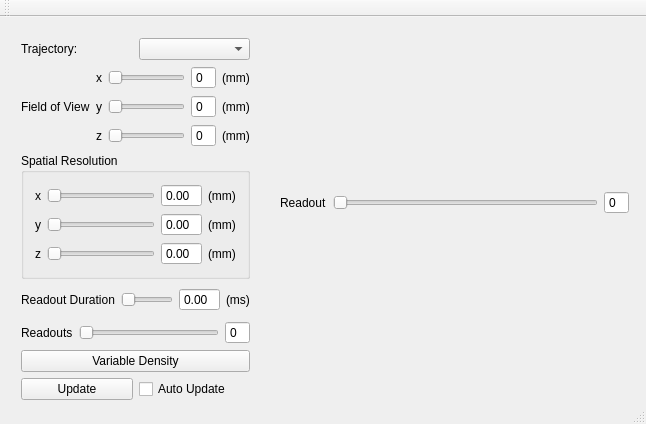
Above: trajectorydesigner/mainwindow.ui from nio1814/MRItrajectory before the change. Below: the same form after it.
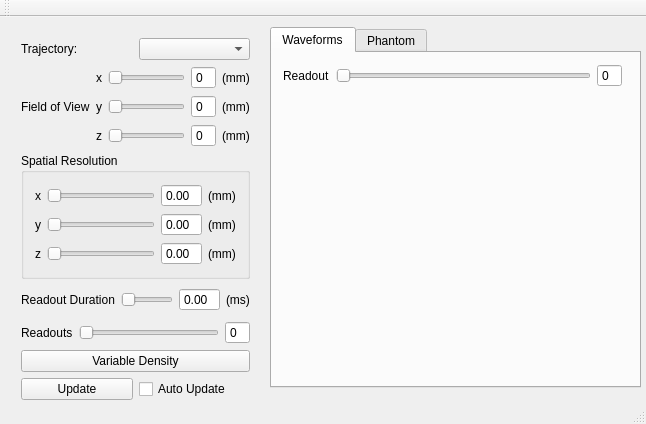
That is the form after the change. The open tabs and pages were chosen to show the change.

Commit message: added phantom tab

Patch:
```diff
--- a/trajectorydesigner/mainwindow.ui
+++ b/trajectorydesigner/mainwindow.ui
@@ -341,16 +341,38 @@
      </item>
     </layout>
    </widget>
-   <widget class="QWidget" name="verticalLayoutWidget_2">
+   <widget class="QTabWidget" name="tabWidget">
     <property name="geometry">
      <rect>
-      <x>269</x>
+      <x>270</x>
       <y>10</y>
       <width>371</width>
-      <height>351</height>
+      <height>361</height>
+     </rect>
+    </property>
+    <property name="currentIndex">
+     <number>1</number>
+    </property>
+    <widget class="QWidget" name="tab">
+     <attribute name="title">
+      <string>Waveforms</string>
+     </attribute>
+     <widget class="QWidget" name="verticalLayoutWidget_2">
+      <property name="geometry">
+       <rect>
+        <x>0</x>
+        <y>0</y>
+        <width>361</width>
+        <height>331</height>
      </rect>
     </property>
     <layout class="QVBoxLayout" name="verticalLayout_4">
+       <property name="spacing">
+        <number>0</number>
+       </property>
+       <property name="sizeConstraint">
+        <enum>QLayout::SetMaximumSize</enum>
+       </property>
      <item>
       <layout class="QGridLayout" name="gridLayout"/>
      </item>
@@ -380,6 +402,15 @@
       </layout>
      </item>
     </layout>
+     </widget>
+     <zorder>verticalLayoutWidget_2</zorder>
+     <zorder></zorder>
+    </widget>
+    <widget class="QWidget" name="tabPhantom">
+     <attribute name="title">
+      <string>Phantom</string>
+     </attribute>
+    </widget>
    </widget>
   </widget>
   <widget class="QMenuBar" name="menuBar">
```
Lines whose indentation alone changed are shown as unchanged. The commit also changes 5 other files.
